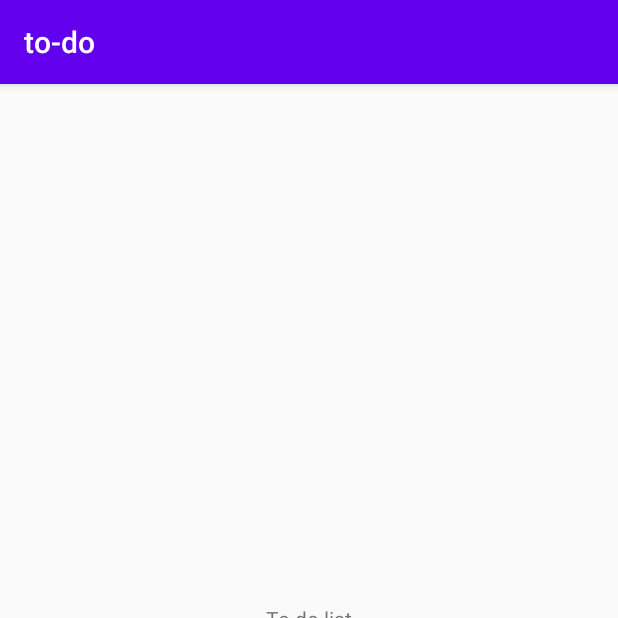
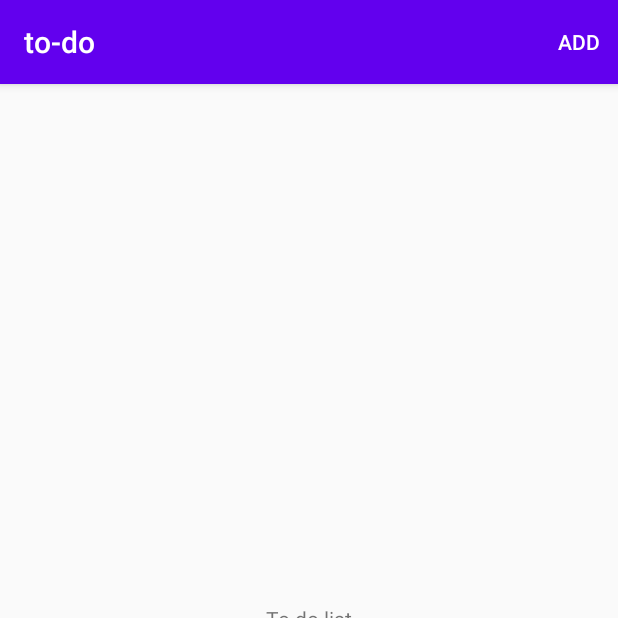
Before and after one commit to GyvachA/TimeManagement, an Android app: the screen it shows after launch (MainActivity), on a phone screen of 412 x 824 dp, the top half of it. Run offline under Robolectric (Android 15) with nearby library versions, the phone set to English and light mode, and no system bars; our stand-ins replace navigation-ui; 2 statements that could not run were skipped.

Commit message:
ActionBar to-do item add

```diff
--- a/app/src/main/java/com/management/timemanagement/MainActivity.java
+++ b/app/src/main/java/com/management/timemanagement/MainActivity.java
@@ -5,6 +5,7 @@ import androidx.navigation.NavController;
 import androidx.navigation.Navigation;
 import androidx.navigation.ui.AppBarConfiguration;
 import androidx.navigation.ui.NavigationUI;
+import android.view.Menu;
 
 import android.os.Bundle;
 
--- a/app/src/main/java/com/management/timemanagement/ui/to_do/To_DoFragment.java
+++ b/app/src/main/java/com/management/timemanagement/ui/to_do/To_DoFragment.java
@@ -2,6 +2,9 @@ package com.management.timemanagement.ui.to_do;
 
 import android.os.Bundle;
 import android.view.LayoutInflater;
+import android.view.Menu;
+import android.view.MenuInflater;
+import android.view.MenuItem;
 import android.view.View;
 import android.view.ViewGroup;
 import android.widget.TextView;
@@ -20,6 +23,7 @@ public class To_DoFragment extends Fragment {
 
     public View onCreateView(@NonNull LayoutInflater inflater,
                              ViewGroup container, Bundle savedInstanceState) {
+        setHasOptionsMenu(true);
         toDoViewModel = ViewModelProviders.of(this).get(To_DoViewModel.class);
         View root = inflater.inflate(R.layout.fragment_to_do, container, false);
         final TextView textView = root.findViewById(R.id.textView);
@@ -31,4 +35,21 @@ public class To_DoFragment extends Fragment {
         });
         return root;
     }
+
+    @Override
+    public void onCreateOptionsMenu(@NonNull Menu menu, @NonNull MenuInflater inflater) {
+        inflater.inflate(R.menu.action_bar_menu, menu);
+
+        MenuItem add_btn = menu.getItem(R.id.add_task);
+
+        add_btn.setOnMenuItemClickListener(new MenuItem.OnMenuItemClickListener() {
+            @Override
+            public boolean onMenuItemClick(MenuItem item) {
+                ////////////////////////////////
+                return false;
+            }
+        });
+
+        super.onCreateOptionsMenu(menu, inflater);
+    }
 }
--- /dev/null
+++ b/app/src/main/res/menu/action_bar_menu.xml
@@ -0,0 +1,9 @@
+<?xml version="1.0" encoding="utf-8"?>
+<menu xmlns:android="http://schemas.android.com/apk/res/android"
+    xmlns:app="http://schemas.android.com/apk/res-auto">
+    <item
+        android:id="@+id/add_task"
+        app:showAsAction="always"
+        android:title="add"
+        />
+</menu>
```
Also changed, not shown: app/src/main/java/com/management/timemanagement/ui/to_do/To_DoViewModel.java (line endings or trailing spaces).
